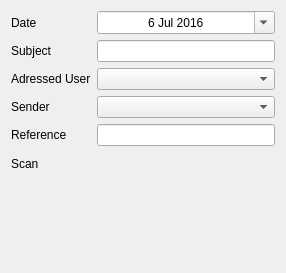
This is MyQtness/ui/transaction_form.ui in MazeFX/pat as Qt 5 draws it before an edit. The edited form follows.
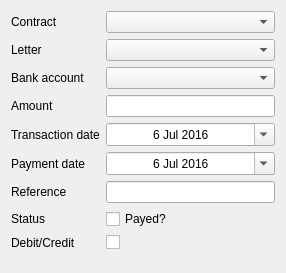
This is the edited form. Custom widgets are drawn as their Qt base class.

```diff
--- a/MyQtness/ui/transaction_form.ui
+++ b/MyQtness/ui/transaction_form.ui
@@ -15,86 +15,33 @@
   </property>
   <layout class="QFormLayout" name="formLayout">
    <item row="0" column="0">
-    <widget class="QLabel" name="dateLabel">
+    <widget class="QLabel" name="contractLabel">
      <property name="text">
-      <string>Date</string>
+      <string>Contract</string>
      </property>
     </widget>
    </item>
    <item row="0" column="1">
-    <widget class="QDateEdit" name="dateDateEdit">
-     <property name="enabled">
-      <bool>true</bool>
-     </property>
-     <property name="wrapping">
-      <bool>false</bool>
-     </property>
-     <property name="frame">
-      <bool>true</bool>
-     </property>
-     <property name="alignment">
-      <set>Qt::AlignCenter</set>
-     </property>
-     <property name="dateTime">
-      <datetime>
-       <hour>0</hour>
-       <minute>0</minute>
-       <second>0</second>
-       <year>2016</year>
-       <month>7</month>
-       <day>6</day>
-      </datetime>
-     </property>
-     <property name="calendarPopup">
-      <bool>true</bool>
-     </property>
-     <property name="date">
-      <date>
-       <year>2016</year>
-       <month>7</month>
-       <day>6</day>
-      </date>
-     </property>
-    </widget>
+    <widget class="MyComboBox" name="letterComboBox"/>
    </item>
    <item row="1" column="0">
     <widget class="QLabel" name="subjectLabel">
      <property name="text">
-      <string>Subject</string>
+      <string>Letter</string>
      </property>
     </widget>
    </item>
    <item row="1" column="1">
-    <widget class="QLineEdit" name="subjectLineEdit"/>
+    <widget class="MyComboBox" name="contractComboBox"/>
    </item>
-   <item row="2" column="0">
-    <widget class="QLabel" name="UserLabel">
-     <property name="text">
-      <string>Adressed User</string>
-     </property>
-    </widget>
-   </item>
-   <item row="2" column="1">
-    <widget class="MyComboBox" name="userComboBox"/>
-   </item>
-   <item row="3" column="0">
-    <widget class="QLabel" name="senderLabel">
-     <property name="text">
-      <string>Sender</string>
-     </property>
-    </widget>
-   </item>
-   <item row="3" column="1">
-    <widget class="MyComboBox" name="senderComboBox"/>
-   </item>
-   <item row="4" column="0">
+   <item row="8" column="0">
     <widget class="QLabel" name="referenceLabel">
      <property name="text">
       <string>Reference</string>
      </property>
     </widget>
    </item>
-   <item row="4" column="1">
+   <item row="8" column="1">
     <widget class="QLineEdit" name="referenceLineEdit">
      <property name="toolTip">
       <string/>
@@ -107,32 +54,136 @@
      </property>
     </widget>
    </item>
+   <item row="2" column="1">
+    <widget class="MyComboBox" name="accountComboBox"/>
+   </item>
+   <item row="2" column="0">
+    <widget class="QLabel" name="accountLabel">
+     <property name="text">
+      <string>Bank account</string>
+     </property>
+    </widget>
+   </item>
+   <item row="3" column="1">
+    <widget class="QLineEdit" name="amountLineEdit"/>
+   </item>
+   <item row="3" column="0">
+    <widget class="QLabel" name="amountLabel">
+     <property name="text">
+      <string>Amount</string>
+     </property>
+    </widget>
+   </item>
    <item row="5" column="0">
     <widget class="QLabel" name="scanLabel">
      <property name="text">
-      <string>Scan</string>
+      <string>Transaction date</string>
      </property>
     </widget>
    </item>
    <item row="5" column="1">
-    <widget class="MyDragDropBox" name="scanFileDrop" native="true">
-     <property name="minimumSize">
-      <size>
-       <width>0</width>
-       <height>100</height>
-      </size>
+    <widget class="QDateEdit" name="dateDateEdit_2">
+     <property name="enabled">
+      <bool>true</bool>
      </property>
-     <property name="acceptDrops">
+     <property name="wrapping">
+      <bool>false</bool>
+     </property>
+     <property name="frame">
       <bool>true</bool>
      </property>
-     <property name="autoFillBackground">
+     <property name="alignment">
+      <set>Qt::AlignCenter</set>
+     </property>
+     <property name="dateTime">
+      <datetime>
+       <hour>0</hour>
+       <minute>0</minute>
+       <second>0</second>
+       <year>2016</year>
+       <month>7</month>
+       <day>6</day>
+      </datetime>
+     </property>
+     <property name="calendarPopup">
+      <bool>true</bool>
+     </property>
+     <property name="date">
+      <date>
+       <year>2016</year>
+       <month>7</month>
+       <day>6</day>
+      </date>
+     </property>
+    </widget>
+   </item>
+   <item row="6" column="0">
+    <widget class="QLabel" name="dateLabel">
+     <property name="text">
+      <string>Payment date</string>
+     </property>
+    </widget>
+   </item>
+   <item row="6" column="1">
+    <widget class="QDateEdit" name="dateDateEdit">
+     <property name="enabled">
+      <bool>true</bool>
+     </property>
+     <property name="wrapping">
       <bool>false</bool>
      </property>
-     <property name="styleSheet">
-      <string notr="true"/>
+     <property name="frame">
+      <bool>true</bool>
      </property>
+     <property name="alignment">
+      <set>Qt::AlignCenter</set>
+     </property>
+     <property name="dateTime">
+      <datetime>
+       <hour>0</hour>
+       <minute>0</minute>
+       <second>0</second>
+       <year>2016</year>
+       <month>7</month>
+       <day>6</day>
+      </datetime>
+     </property>
+     <property name="calendarPopup">
+      <bool>true</bool>
+     </property>
+     <property name="date">
+      <date>
+       <year>2016</year>
+       <month>7</month>
+       <day>6</day>
+      </date>
+     </property>
     </widget>
    </item>
+   <item row="11" column="0">
+    <widget class="QLabel" name="paymentStateLabel">
+     <property name="text">
+      <string>Status</string>
+     </property>
+    </widget>
+   </item>
+   <item row="11" column="1">
+    <widget class="QCheckBox" name="paymentStateCheckBox">
+     <property name="text">
+      <string>Payed?</string>
+     </property>
+    </widget>
+   </item>
+   <item row="12" column="0">
+    <widget class="QLabel" name="debitLabel">
+     <property name="text">
+      <string>Debit/Credit</string>
+     </property>
+    </widget>
+   </item>
+   <item row="12" column="1">
+    <widget class="QCheckBox" name="debitCheckBox"/>
+   </item>
   </layout>
  </widget>
  <customwidgets>
@@ -141,12 +192,6 @@
    <extends>QComboBox</extends>
    <header>MyQtness.myWidgets.h</header>
   </customwidget>
-  <customwidget>
-   <class>MyDragDropBox</class>
-   <extends>QWidget</extends>
-   <header>MyQtness.myWidgets.h</header>
-   <container>1</container>
-  </customwidget>
  </customwidgets>
  <resources/>
  <connections/>
```
Left out of the diff: 8 changed lines with no effect on the pictures.
